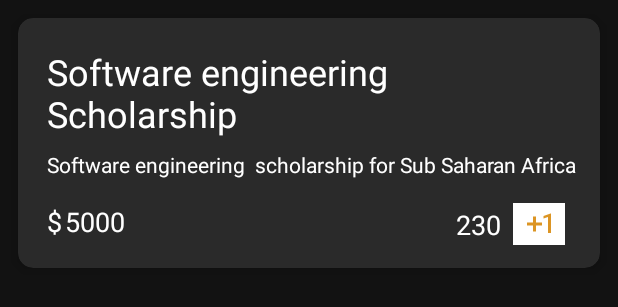
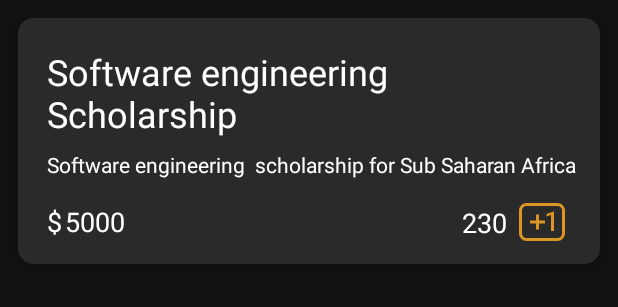
Before and after one commit to norbertblaise/ScholarApp, an Android app: the layout rv_row.xml on its own in the app's theme, with its tools: preview values and no code run, on a phone screen of 412 x 824 dp. Shown: the top 307 px of the screen. Run offline under Robolectric (Android 15) with nearby library versions, the phone set to English and light mode, and no system bars; Roboto replaces fonts that are not available here.

```diff
--- a/app/src/main/java/com/scholar/app/scholarship/ScholarshipListFragment.java
+++ b/app/src/main/java/com/scholar/app/scholarship/ScholarshipListFragment.java
@@ -240,7 +240,7 @@ public class ScholarshipListFragment extends Fragment {
                             }
                         });
                 FirebaseUtil.detachListener();
-            case R.id.action_settings:
+
         }
         return super.onOptionsItemSelected(item);
     }
--- /dev/null
+++ b/app/src/main/res/drawable/button_background.xml
@@ -0,0 +1,10 @@
+<?xml version="1.0" encoding="utf-8"?>
+<shape xmlns:android="http://schemas.android.com/apk/res/android"
+    android:shape="rectangle">
+    <stroke
+        android:width="2dp"
+        android:color="@color/orange"/>
+    <corners
+        android:radius="4dp"/>
+
+</shape>
--- a/app/src/main/res/layout/rv_row.xml
+++ b/app/src/main/res/layout/rv_row.xml
@@ -76,11 +76,11 @@
             android:layout_height="wrap_content"
             android:layout_marginTop="16dp"
             android:layout_marginEnd="8dp"
-            android:background="@color/white"
-            android:paddingStart="5dp"
-            android:paddingTop="2dp"
-            android:paddingEnd="5dp"
-            android:paddingBottom="2dp"
+            android:background="@drawable/button_background"
+            android:paddingStart="3dp"
+            android:paddingTop="0.5dp"
+            android:paddingEnd="3dp"
+            android:paddingBottom="0.5dp"
             app:layout_constraintEnd_toEndOf="parent"
             app:layout_constraintTop_toBottomOf="@+id/scholarship_desc_rvItem"
             app:srcCompat="@drawable/ic_plus_one_orange" />
--- a/app/src/main/res/values/themes.xml
+++ b/app/src/main/res/values/themes.xml
@@ -8,7 +8,7 @@
         <!-- Secondary brand color. -->
         <item name="colorSecondary">@color/sky_500</item>
         <item name="colorSecondaryVariant">@color/sky_700</item>
-        <item name="colorOnSecondary">@color/black</item>
+        <item name="colorOnSecondary">@color/white</item>
         <!-- Status bar color. -->
         <item name="android:statusBarColor" tools:targetApi="l">?attr/colorPrimaryVariant</item>
         <!-- Customize your theme here. -->
```
Also changed, not shown: app/src/main/res/drawable/ic_launcher_foreground.xml (+4 -4 lines), app/src/main/res/menu/menu_main.xml (+4 -7 lines), app/src/main/ic_launcher-playstore.png, app/src/main/res/mipmap-hdpi/ic_launcher.png, app/src/main/res/mipmap-hdpi/ic_launcher_round.png, app/src/main/res/mipmap-mdpi/ic_launcher.png, app/src/main/res/mipmap-mdpi/ic_launcher_round.png, app/src/main/res/mipmap-xhdpi/ic_launcher.png, app/src/main/res/mipmap-xhdpi/ic_launcher_round.png, app/src/main/res/mipmap-xxhdpi/ic_launcher.png, app/src/main/res/mipmap-xxhdpi/ic_launcher_round.png, app/src/main/res/mipmap-xxxhdpi/ic_launcher.png, app/src/main/res/mipmap-xxxhdpi/ic_launcher_round.png.
